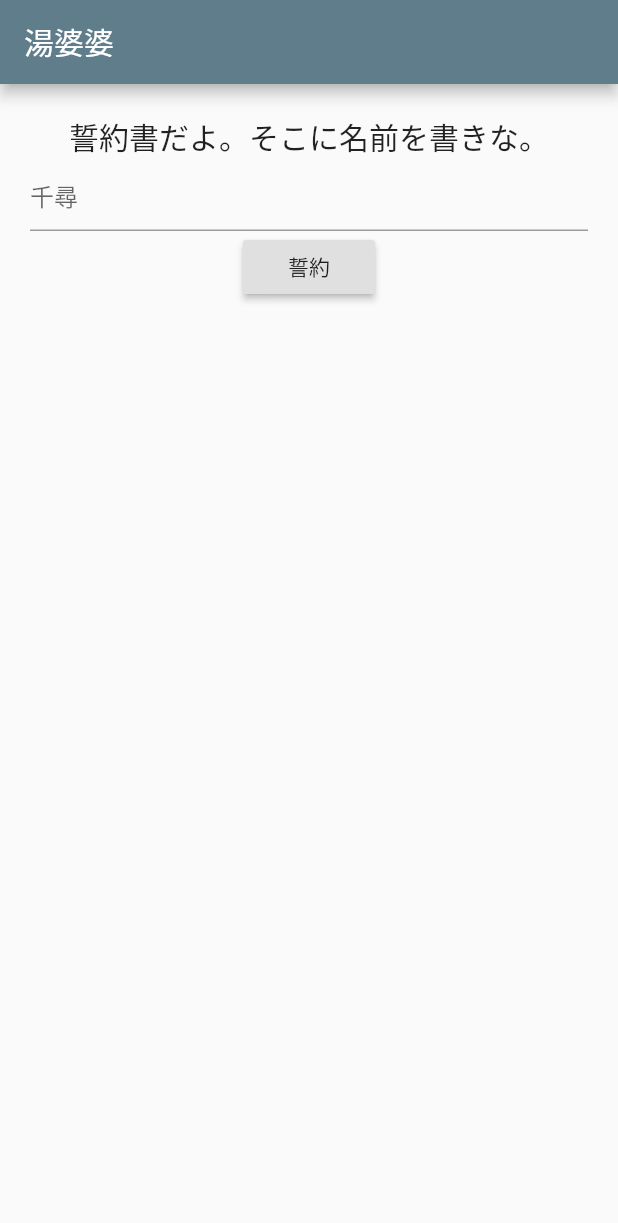
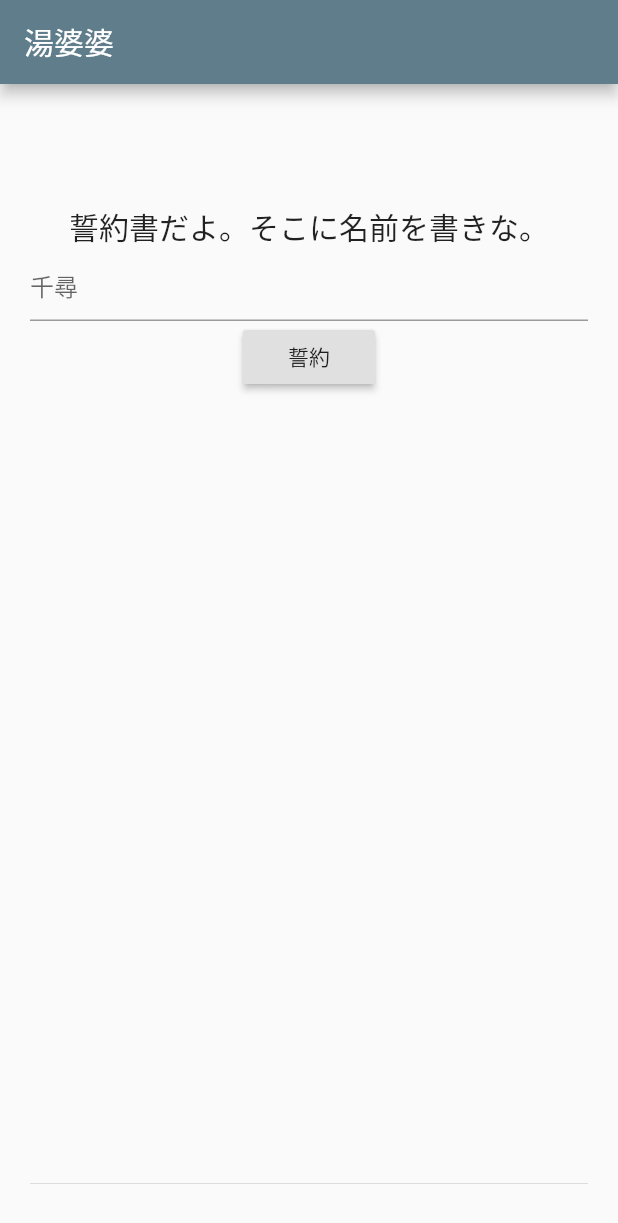
Before and after one commit to ko50/yubaba, a Flutter app: the screen it shows after launch, on a phone screen of 412 x 824 dp. Shown: the top 1223 px of the screen. Run offline on Flutter 3.47's test engine with Material 2 defaults, Android fonts, the phone set to English and light mode, and no system bars.

```diff
--- a/lib/main.dart
+++ b/lib/main.dart
@@ -1,6 +1,8 @@
 import 'package:flutter/material.dart';
 
 import 'package:yubaba/my_yubaba.dart';
+import 'package:yubaba/integrated_yubaba.dart';
+import 'package:yubaba/ux_yubaba.dart';
 
 void main() => runApp(MyApp());
 
@@ -10,7 +12,7 @@ class MyApp extends StatelessWidget {
     return MaterialApp(
       title: '湯婆婆',
       theme: ThemeData(visualDensity: VisualDensity.adaptivePlatformDensity),
-      home: MyYubaba(),
+      home: UxYubaba(),
     );
   }
 }
```
